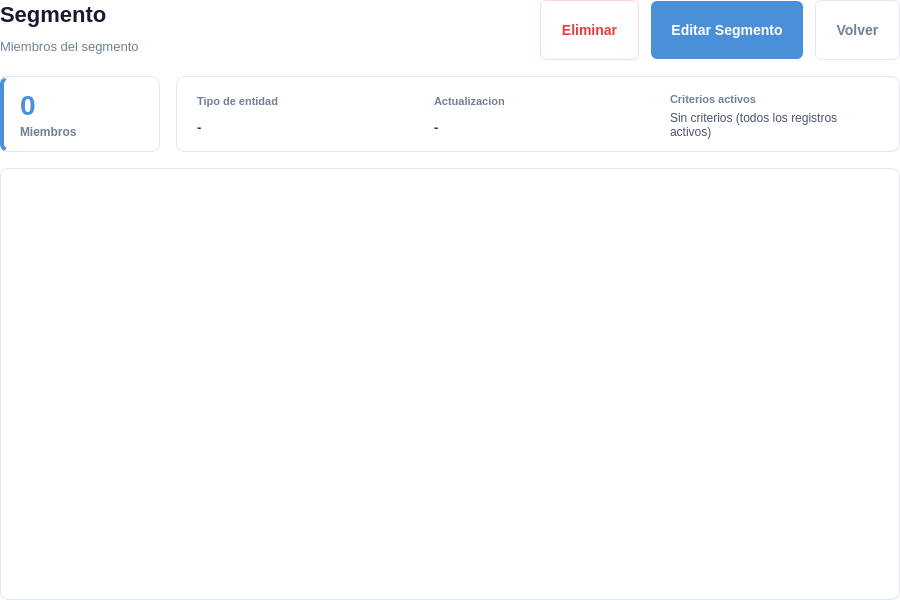
Above: app/views/ui/segmentacion/segmento_members.ui from DataDave-Dev/CRM-Portable before the change. Below: the same form after it.
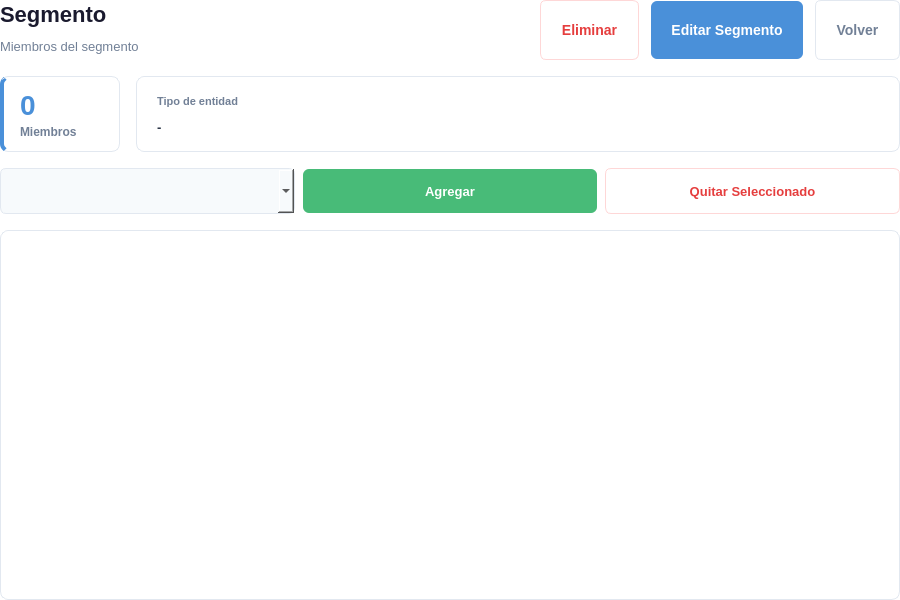
That is the form after the change.

Commit message: refactor(segmentacion): reemplazar segmentos dinamicos por asignacion manual

The edit to the form file:
```diff
--- a/app/views/ui/segmentacion/segmento_members.ui
+++ b/app/views/ui/segmentacion/segmento_members.ui
@@ -45,21 +45,50 @@
     color: #718096;
     font-weight: 500;
 }
-QLabel#labelTipoTitle, QLabel#labelDinamicoTitle, QLabel#labelCriteriosTitle {
+QLabel#labelTipoTitle {
     font-size: 11px;
     color: #718096;
     font-weight: 500;
 }
-QLabel#mem_info_tipo, QLabel#mem_info_dinamico {
+QLabel#mem_info_tipo {
     font-size: 13px;
     color: #2d3748;
     font-weight: 600;
 }
-QLabel#mem_info_criterios {
-    font-size: 12px;
-    color: #4a5568;
-    font-family: "Consolas", monospace;
+QComboBox#combo_add_miembro {
+    padding: 6px 10px;
+    border: 1px solid #e2e8f0;
+    border-radius: 6px;
+    background-color: #f7fafc;
+    font-size: 13px;
+    min-height: 32px;
 }
+QComboBox#combo_add_miembro:focus {
+    border: 1px solid #4a90d9;
+    background-color: #ffffff;
+}
+QPushButton#btn_add_miembro {
+    background-color: #48bb78;
+    color: white;
+    border: none;
+    border-radius: 6px;
+    font-size: 13px;
+    font-weight: 600;
+    padding: 6px 16px;
+    min-height: 32px;
+}
+QPushButton#btn_add_miembro:hover { background-color: #38a169; }
+QPushButton#btn_quitar_miembro {
+    background-color: transparent;
+    color: #e53e3e;
+    border: 1px solid #fed7d7;
+    border-radius: 6px;
+    font-size: 13px;
+    font-weight: 500;
+    padding: 6px 16px;
+    min-height: 32px;
+}
+QPushButton#btn_quitar_miembro:hover { background-color: #fff5f5; }
 QTableWidget#tabla_miembros {
     background-color: white;
     border: 1px solid #e2e8f0;
@@ -221,24 +250,11 @@
           <item><widget class="QLabel" name="mem_info_tipo"><property name="text"><string>-</string></property></widget></item>
          </layout>
         </item>
-        <item>
-         <layout class="QVBoxLayout">
-          <property name="spacing"><number>2</number></property>
-          <item><widget class="QLabel" name="labelDinamicoTitle"><property name="text"><string>Actualizacion</string></property></widget></item>
-          <item><widget class="QLabel" name="mem_info_dinamico"><property name="text"><string>-</string></property></widget></item>
-         </layout>
-        </item>
         <item stretch="1">
-         <layout class="QVBoxLayout">
-          <property name="spacing"><number>2</number></property>
-          <item><widget class="QLabel" name="labelCriteriosTitle"><property name="text"><string>Criterios activos</string></property></widget></item>
-          <item>
-           <widget class="QLabel" name="mem_info_criterios">
-            <property name="text"><string>Sin criterios (todos los registros activos)</string></property>
-            <property name="wordWrap"><bool>true</bool></property>
-           </widget>
-          </item>
-         </layout>
+         <spacer>
+          <property name="orientation"><enum>Qt::Horizontal</enum></property>
+          <property name="sizeHint" stdset="0"><size><width>40</width><height>20</height></size></property>
+         </spacer>
         </item>
        </layout>
       </widget>
@@ -246,6 +262,28 @@
     </layout>
    </item>
 
+   <!-- AGREGAR MIEMBRO -->
+   <item>
+    <layout class="QHBoxLayout" name="addMiembroLayout">
+     <property name="spacing"><number>8</number></property>
+     <item stretch="1">
+      <widget class="QComboBox" name="combo_add_miembro"/>
+     </item>
+     <item>
+      <widget class="QPushButton" name="btn_add_miembro">
+       <property name="text"><string>Agregar</string></property>
+       <property name="cursor"><cursorShape>PointingHandCursor</cursorShape></property>
+      </widget>
+     </item>
+     <item>
+      <widget class="QPushButton" name="btn_quitar_miembro">
+       <property name="text"><string>Quitar Seleccionado</string></property>
+       <property name="cursor"><cursorShape>PointingHandCursor</cursorShape></property>
+      </widget>
+     </item>
+    </layout>
+   </item>
+
    <!-- MEMBERS TABLE -->
    <item>
     <widget class="QTableWidget" name="tabla_miembros">
```
The commit also changes 7 other files.
